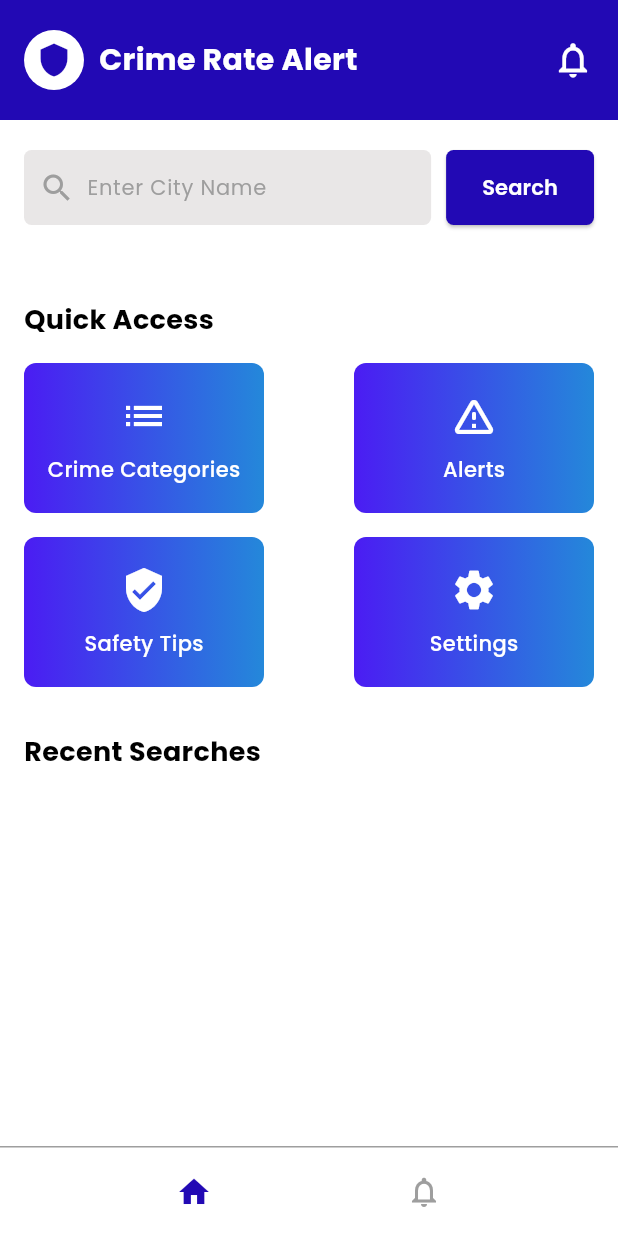
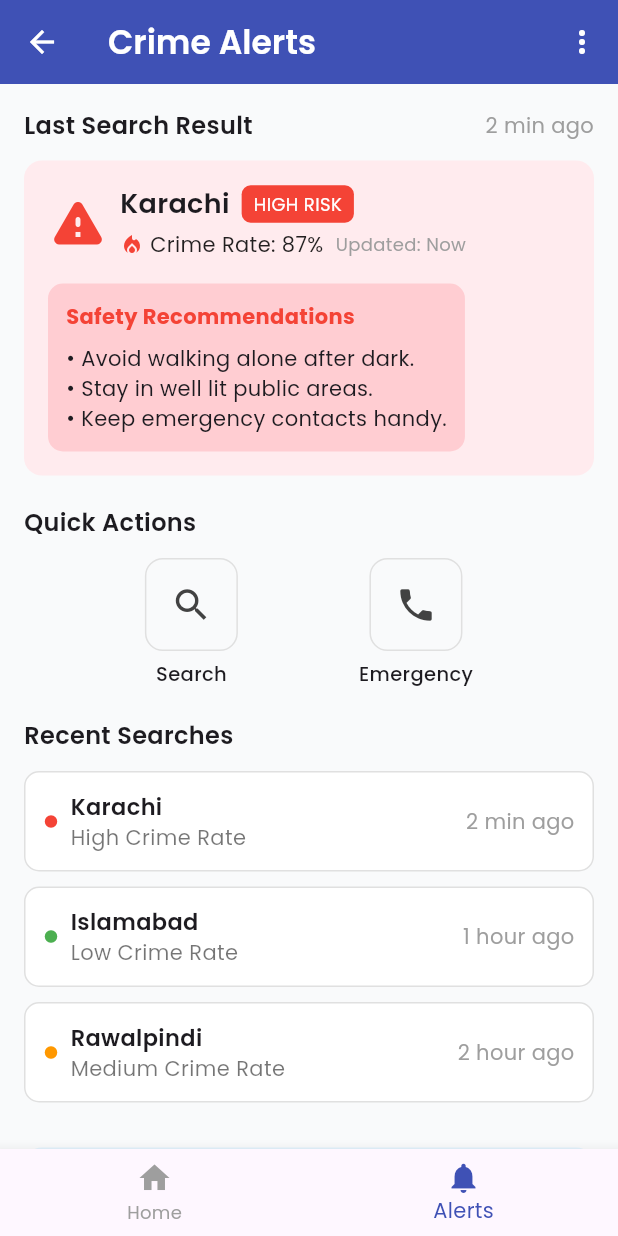
Before and after one commit to Amansarfraz/crime_app, a Flutter app: the HomeScreen screen opened by its route, after a tap on "Alerts", on a phone screen of 412 x 824 dp. Run offline on Flutter 3.47's test engine with Material 3 defaults, Android fonts, the phone set to English and light mode, and no system bars; our stand-ins replace google_fonts.

Commit message:
first commit

```diff
--- a/lib/main.dart
+++ b/lib/main.dart
@@ -1,3 +1,4 @@
+import 'package:crime_app/screens/crime_alerts_screen.dart';
 import 'package:flutter/material.dart';
 import 'screens/splash_screen.dart';
 import 'screens/get_started_screen.dart';
@@ -28,6 +29,7 @@ class MyApp extends StatelessWidget {
         '/getstartedscreen': (context) => const GetStartedScreen(),
         '/home_screen': (context) => const HomeScreen(),
         '/crime_categories_screen': (context) => const CrimeCategoriesScreen(),
+        '/crime_alerts_screen': (contest) => const CrimeAlertsScreen(),
       },
 
       // ✅ Handle dynamic routes like CrimeDetailScreen here
--- /dev/null
+++ b/lib/screens/crime_alerts_screen.dart
@@ -0,0 +1,301 @@
+import 'package:flutter/material.dart';
+
+class CrimeAlertsScreen extends StatelessWidget {
+  const CrimeAlertsScreen({super.key});
+
+  @override
+  Widget build(BuildContext context) {
+    return Scaffold(
+      backgroundColor: const Color(0xFFF9FAFB),
+      appBar: AppBar(
+        backgroundColor: const Color(0xFF3F51B5),
+        elevation: 0,
+        leading: IconButton(
+          icon: const Icon(Icons.arrow_back, color: Colors.white),
+          onPressed: () {},
+        ),
+        title: const Text(
+          'Crime Alerts',
+          style: TextStyle(color: Colors.white, fontWeight: FontWeight.w600),
+        ),
+        actions: [
+          IconButton(
+            icon: const Icon(Icons.more_vert, color: Colors.white),
+            onPressed: () {},
+          ),
+        ],
+      ),
+      bottomNavigationBar: BottomNavigationBar(
+        currentIndex: 1,
+        selectedItemColor: const Color(0xFF3F51B5),
+        unselectedItemColor: Colors.grey,
+        items: const [
+          BottomNavigationBarItem(icon: Icon(Icons.home), label: 'Home'),
+          BottomNavigationBarItem(
+            icon: Icon(Icons.notifications),
+            label: 'Alerts',
+          ),
+        ],
+      ),
+      body: SingleChildScrollView(
+        padding: const EdgeInsets.all(16),
+        child: Column(
+          crossAxisAlignment: CrossAxisAlignment.start,
+          children: [
+            // ===== Last Search Result =====
+            Row(
+              mainAxisAlignment: MainAxisAlignment.spaceBetween,
+              children: const [
+                Text(
+                  'Last Search Result',
+                  style: TextStyle(fontSize: 16, fontWeight: FontWeight.w600),
+                ),
+                Text('2 min ago', style: TextStyle(color: Colors.grey)),
+              ],
+            ),
+            const SizedBox(height: 12),
+
+            // ===== Crime Alert Card =====
+            Container(
+              padding: const EdgeInsets.all(16),
+              decoration: BoxDecoration(
+                color: const Color(0xFFFFEBEE),
+                borderRadius: BorderRadius.circular(12),
+              ),
+              child: Column(
+                crossAxisAlignment: CrossAxisAlignment.start,
+                children: [
+                  // City + High Risk Badge
+                  Row(
+                    children: [
+                      const Icon(
+                        Icons.warning_rounded,
+                        color: Colors.red,
+                        size: 40,
+                      ),
+                      const SizedBox(width: 8),
+                      Column(
+                        crossAxisAlignment: CrossAxisAlignment.start,
+                        children: [
+                          Row(
+                            children: [
+                              const Text(
+                                'Karachi',
+                                style: TextStyle(
+                                  fontSize: 18,
+                                  fontWeight: FontWeight.w600,
+                                ),
+                              ),
+                              const SizedBox(width: 8),
+                              Container(
+                                padding: const EdgeInsets.symmetric(
+                                  horizontal: 8,
+                                  vertical: 4,
+                                ),
+                                decoration: BoxDecoration(
+                                  color: Colors.red,
+                                  borderRadius: BorderRadius.circular(6),
+                                ),
+                                child: const Text(
+                                  'HIGH RISK',
+                                  style: TextStyle(
+                                    color: Colors.white,
+                                    fontSize: 12,
+                                  ),
+                                ),
+                              ),
+                            ],
+                          ),
+                          const SizedBox(height: 4),
+                          Row(
+                            children: const [
+                              Icon(
+                                Icons.local_fire_department,
+                                color: Colors.red,
+                                size: 16,
+                              ),
+                              SizedBox(width: 4),
+                              Text(
+                                'Crime Rate: 87%',
+                                style: TextStyle(
+                                  fontSize: 14,
+                                  color: Colors.black87,
+                                ),
+                              ),
+                              SizedBox(width: 8),
+                              Text(
+                                'Updated: Now',
+                                style: TextStyle(
+                                  fontSize: 12,
+                                  color: Colors.grey,
+                                ),
+                              ),
+                            ],
+                          ),
+                        ],
+                      ),
+                    ],
+                  ),
+                  const SizedBox(height: 16),
+                  // Safety Recommendations
+                  Container(
+                    padding: const EdgeInsets.all(12),
+                    decoration: BoxDecoration(
+                      color: const Color(0xFFFFCDD2),
+                      borderRadius: BorderRadius.circular(10),
+                    ),
+                    child: const Column(
+                      crossAxisAlignment: CrossAxisAlignment.start,
+                      children: [
+                        Text(
+                          'Safety Recommendations',
+                          style: TextStyle(
+                            fontWeight: FontWeight.bold,
+                            color: Colors.red,
+                          ),
+                        ),
+                        SizedBox(height: 8),
+                        Text('• Avoid walking alone after dark.'),
+                        Text('• Stay in well lit public areas.'),
+                        Text('• Keep emergency contacts handy.'),
+                      ],
+                    ),
+                  ),
+                ],
+              ),
+            ),
+            const SizedBox(height: 20),
+
+            // ===== Quick Actions =====
+            const Text(
+              'Quick Actions',
+              style: TextStyle(fontSize: 16, fontWeight: FontWeight.w600),
+            ),
+            const SizedBox(height: 12),
+            Row(
+              mainAxisAlignment: MainAxisAlignment.spaceEvenly,
+              children: [
+                _quickAction(Icons.search, 'Search'),
+                _quickAction(Icons.phone, 'Emergency'),
+              ],
+            ),
+            const SizedBox(height: 20),
+
+            // ===== Recent Searches =====
+            const Text(
+              'Recent Searches',
+              style: TextStyle(fontSize: 16, fontWeight: FontWeight.w600),
+            ),
+            const SizedBox(height: 12),
+            _recentSearch(
+              'Karachi',
+              'High Crime Rate',
+              '2 min ago',
+              Colors.red,
+            ),
+            _recentSearch(
+              'Islamabad',
+              'Low Crime Rate',
+              '1 hour ago',
+              Colors.green,
+            ),
+            _recentSearch(
+              'Rawalpindi',
+              'Medium Crime Rate',
+              '2 hour ago',
+              Colors.orange,
+            ),
+
+            const SizedBox(height: 20),
+
+            // ===== Beginner Tip =====
+            Container(
+              padding: const EdgeInsets.all(16),
+              decoration: BoxDecoration(
+                color: const Color(0xFFE3F2FD),
+                borderRadius: BorderRadius.circular(12),
+              ),
+              child: const Row(
+                crossAxisAlignment: CrossAxisAlignment.start,
+                children: [
+                  Icon(Icons.info_outline, color: Color(0xFF3F51B5)),
+                  SizedBox(width: 10),
+                  Expanded(
+                    child: Text(
+                      'Beginner Tip\nThis screen displays your last searched city result with safety recommendations. Search for different cities to get updated crime rate information.',
+                      style: TextStyle(color: Colors.black87),
+                    ),
+                  ),
+                ],
+              ),
+            ),
+          ],
+        ),
+      ),
+    );
+  }
+
+  // ===== Quick Action Widget =====
+  Widget _quickAction(IconData icon, String label) {
+    return Column(
+      children: [
+        Container(
+          padding: const EdgeInsets.all(16),
+          decoration: BoxDecoration(
+            border: Border.all(color: Colors.grey.shade300),
+            borderRadius: BorderRadius.circular(12),
+          ),
+          child: Icon(icon, color: Colors.grey.shade800, size: 28),
+        ),
+        const SizedBox(height: 6),
+        Text(
+          label,
+          style: const TextStyle(fontSize: 13, fontWeight: FontWeight.w500),
+        ),
+      ],
+    );
+  }
+
+  // ===== Recent Search Widget =====
+  Widget _recentSearch(
+    String city,
+    String status,
+    String time,
+    Color dotColor,
+  ) {
+    return Container(
+      margin: const EdgeInsets.only(bottom: 10),
+      padding: const EdgeInsets.all(12),
+      decoration: BoxDecoration(
+        color: Colors.white,
+        borderRadius: BorderRadius.circular(10),
+        border: Border.all(color: Colors.grey.shade300),
+      ),
+      child: Row(
+        mainAxisAlignment: MainAxisAlignment.spaceBetween,
+        children: [
+          Row(
+            children: [
+              Icon(Icons.circle, size: 10, color: dotColor),
+              const SizedBox(width: 8),
+              Column(
+                crossAxisAlignment: CrossAxisAlignment.start,
+                children: [
+                  Text(
+                    city,
+                    style: const TextStyle(
+                      fontWeight: FontWeight.w600,
+                      fontSize: 15,
+                    ),
+                  ),
+                  Text(status, style: const TextStyle(color: Colors.black54)),
+                ],
+              ),
+            ],
+          ),
+          Text(time, style: const TextStyle(color: Colors.grey)),
+        ],
+      ),
+    );
+  }
+}
--- a/lib/screens/home_screen.dart
+++ b/lib/screens/home_screen.dart
@@ -3,6 +3,7 @@ import 'package:crime_app/screens/crime_categories_screen.dart';
 import 'package:flutter/material.dart';
 import 'package:http/http.dart' as http;
 import 'package:google_fonts/google_fonts.dart';
+import 'crime_alerts_screen.dart';
 
 class HomeScreen extends StatefulWidget {
   const HomeScreen({super.key});
@@ -312,8 +313,12 @@ class _HomeScreenState extends State<HomeScreen> {
                     ),
                     GestureDetector(
                       onTap: () {
-                        // 👉 Navigator lagana yahan (Alerts box par)
-                        // Navigator.push(context, MaterialPageRoute(builder: (context) => const AlertsScreen()));
+                        Navigator.push(
+                          context,
+                          MaterialPageRoute(
+                            builder: (context) => const CrimeAlertsScreen(),
+                          ),
+                        );
                       },
                       child: buildQuickBox(
                         "Alerts",
```
